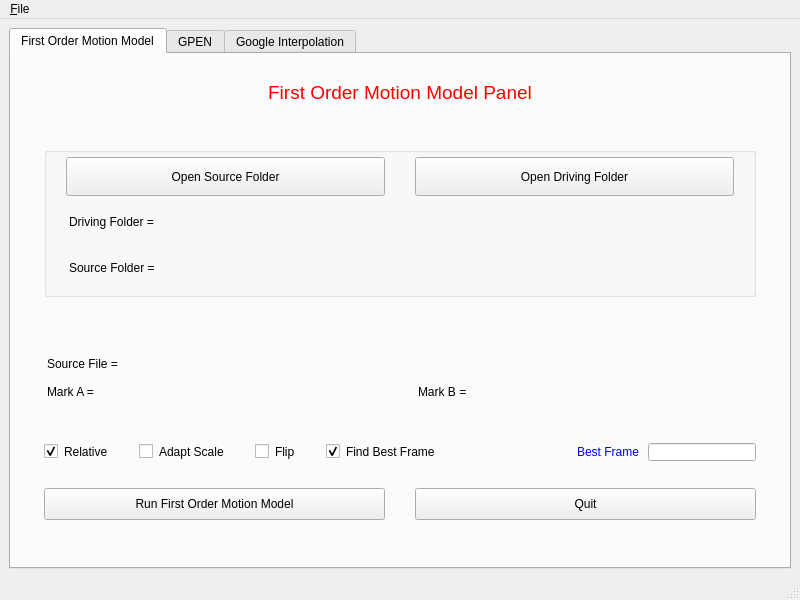
This is try/main.ui in lin22807590/swap_ui as Qt 5 draws it before an edit. The edited form follows.
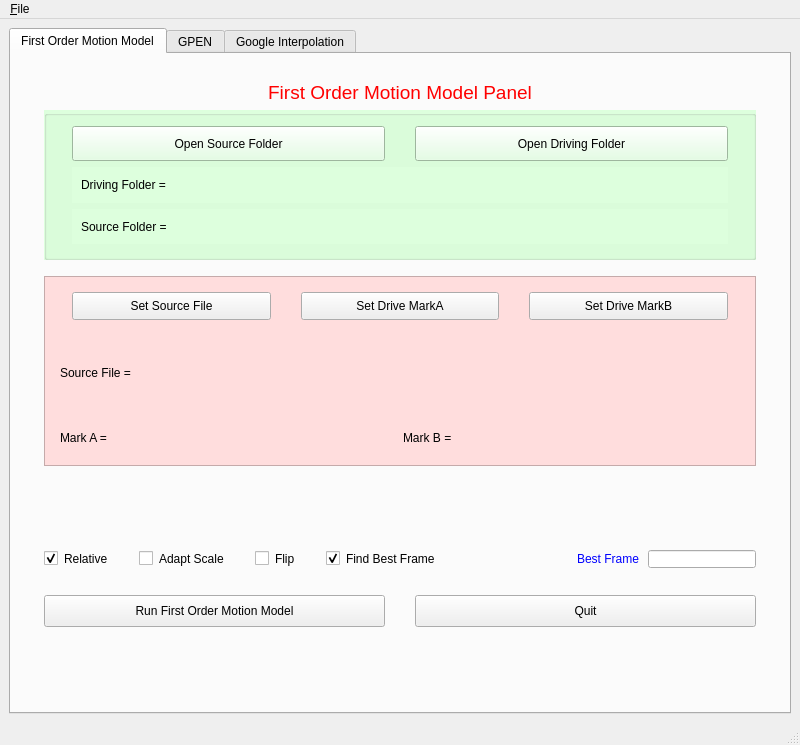
This is the edited form.

Diff of the .ui file:
```diff
--- a/try/main.ui
+++ b/try/main.ui
@@ -7,7 +7,7 @@
     <x>0</x>
     <y>0</y>
     <width>800</width>
-    <height>600</height>
+    <height>745</height>
    </rect>
   </property>
   <property name="windowTitle">
@@ -41,25 +41,12 @@
           </property>
          </widget>
         </item>
-        <item>
-         <spacer name="verticalSpacer_3">
-          <property name="orientation">
-           <enum>Qt::Vertical</enum>
-          </property>
-          <property name="sizeHint" stdset="0">
-           <size>
-            <width>20</width>
-            <height>40</height>
-           </size>
-          </property>
-         </spacer>
-        </item>
         <item>
          <widget class="QGroupBox" name="groupBox">
           <property name="sizePolicy">
            <sizepolicy hsizetype="Preferred" vsizetype="Preferred">
             <horstretch>0</horstretch>
-            <verstretch>1</verstretch>
+            <verstretch>0</verstretch>
            </sizepolicy>
           </property>
           <property name="minimumSize">
@@ -69,7 +56,10 @@
            </size>
           </property>
           <property name="autoFillBackground">
-           <bool>true</bool>
+           <bool>false</bool>
+          </property>
+          <property name="styleSheet">
+           <string notr="true">background: #ddffdd; padding: 6px;</string>
           </property>
           <property name="title">
            <string/>
@@ -161,36 +151,25 @@
           </layout>
          </widget>
         </item>
-        <item>
-         <spacer name="verticalSpacer">
-          <property name="orientation">
-           <enum>Qt::Vertical</enum>
-          </property>
-          <property name="sizeHint" stdset="0">
-           <size>
-            <width>20</width>
-            <height>40</height>
-           </size>
-          </property>
-         </spacer>
-        </item>
         <item>
          <widget class="QFrame" name="frame">
+          <property name="minimumSize">
+           <size>
+            <width>0</width>
+            <height>200</height>
+           </size>
+          </property>
+          <property name="styleSheet">
+           <string notr="true">QFrame { background: #ffdddd; padding: 6px; margin-top: 10px; }</string>
+          </property>
           <property name="frameShape">
            <enum>QFrame::StyledPanel</enum>
           </property>
           <property name="frameShadow">
            <enum>QFrame::Raised</enum>
           </property>
-          <widget class="QWidget" name="">
-           <property name="geometry">
-            <rect>
-             <x>20</x>
-             <y>-20</y>
-             <width>736</width>
-             <height>30</height>
-            </rect>
-           </property>
+          <layout class="QVBoxLayout" name="verticalLayout_5">
+           <item>
            <layout class="QHBoxLayout" name="horizontalLayout_2">
             <item>
              <widget class="QPushButton" name="bSetSource">
@@ -232,19 +211,23 @@
              </widget>
             </item>
            </layout>
-          </widget>
-         </widget>
         </item>
         <item>
          <widget class="QLabel" name="tSrcFile">
+             <property name="minimumSize">
+              <size>
+               <width>0</width>
+               <height>0</height>
+              </size>
+             </property>
           <property name="maximumSize">
            <size>
             <width>16777215</width>
-            <height>48</height>
+               <height>480</height>
            </size>
           </property>
           <property name="styleSheet">
-           <string notr="true">margin-top: 10px;  margin-bottom: 8px</string>
+              <string notr="true">padding: 0; margin: 0;</string>
           </property>
           <property name="text">
            <string>Source File =</string>
@@ -261,6 +244,9 @@
               <height>24</height>
              </size>
             </property>
+               <property name="styleSheet">
+                <string notr="true">padding: 0; margin: 0;</string>
+               </property>
             <property name="text">
              <string>Mark A =</string>
             </property>
@@ -274,12 +260,18 @@
               <height>24</height>
              </size>
             </property>
+               <property name="styleSheet">
+                <string notr="true">padding: 0; margin: 0;</string>
+               </property>
             <property name="text">
              <string>Mark B =</string>
             </property>
            </widget>
           </item>
          </layout>
+           </item>
+          </layout>
+         </widget>
         </item>
         <item>
          <spacer name="verticalSpacer_2">
```
Lines whose indentation alone changed are shown as unchanged.
